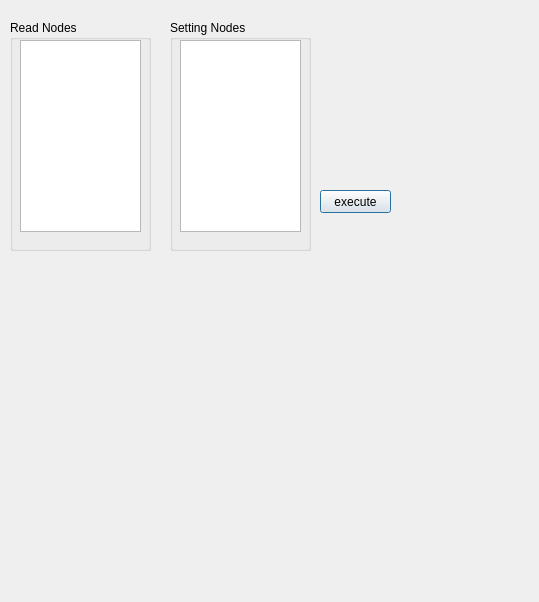
Old version of the form button20170717.ui in the repository SEOeunsong/SEO.
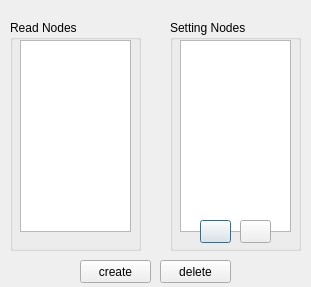
New version of the form. Icons and pictures are not drawn.

Commit message: button_gui_py

```diff
--- a/button20170717.ui
+++ b/button20170717.ui
@@ -6,8 +6,8 @@
    <rect>
     <x>0</x>
     <y>0</y>
-    <width>539</width>
-    <height>602</height>
+    <width>311</width>
+    <height>287</height>
    </rect>
   </property>
   <property name="windowTitle">
@@ -18,7 +18,7 @@
     <rect>
      <x>10</x>
      <y>20</y>
-     <width>141</width>
+     <width>131</width>
      <height>231</height>
     </rect>
    </property>
@@ -30,7 +30,7 @@
      <rect>
       <x>10</x>
       <y>20</y>
-      <width>121</width>
+      <width>111</width>
       <height>192</height>
      </rect>
     </property>
@@ -50,7 +50,7 @@
     <rect>
      <x>170</x>
      <y>20</y>
-     <width>141</width>
+     <width>131</width>
      <height>231</height>
     </rect>
    </property>
@@ -62,7 +62,7 @@
      <rect>
       <x>10</x>
       <y>20</y>
-      <width>121</width>
+      <width>111</width>
       <height>192</height>
      </rect>
     </property>
@@ -76,18 +76,69 @@
      <enum>QListView::TopToBottom</enum>
     </property>
    </widget>
+   <widget class="QPushButton" name="up_btn">
+    <property name="geometry">
+     <rect>
+      <x>30</x>
+      <y>200</y>
+      <width>31</width>
+      <height>23</height>
+     </rect>
+    </property>
+    <property name="text">
+     <string/>
+    </property>
+    <property name="icon">
+     <iconset>
+      <normaloff>:/icons/up_arrow.png</normaloff>:/icons/up_arrow.png</iconset>
+    </property>
+   </widget>
+   <widget class="QPushButton" name="down_btn">
+    <property name="geometry">
+     <rect>
+      <x>70</x>
+      <y>200</y>
+      <width>31</width>
+      <height>23</height>
+     </rect>
+    </property>
+    <property name="text">
+     <string/>
+    </property>
+    <property name="icon">
+     <iconset>
+      <normaloff>:/icons/down_arrow.png</normaloff>:/icons/down_arrow.png</iconset>
+    </property>
+   </widget>
+   <zorder>list_setting</zorder>
+   <zorder>up_btn</zorder>
+   <zorder>up_btn</zorder>
+   <zorder>down_btn</zorder>
   </widget>
   <widget class="QPushButton" name="exec_button">
    <property name="geometry">
     <rect>
-     <x>320</x>
-     <y>190</y>
+     <x>80</x>
+     <y>260</y>
      <width>71</width>
      <height>23</height>
     </rect>
    </property>
    <property name="text">
-    <string>execute</string>
+    <string>create</string>
+   </property>
+  </widget>
+  <widget class="QPushButton" name="del_button">
+   <property name="geometry">
+    <rect>
+     <x>160</x>
+     <y>260</y>
+     <width>71</width>
+     <height>23</height>
+    </rect>
+   </property>
+   <property name="text">
+    <string>delete</string>
    </property>
   </widget>
   <zorder>read_gb</zorder>
```
Left out of the diff: 3 changed lines with no effect on the pictures. The commit also changes 3 other files.
